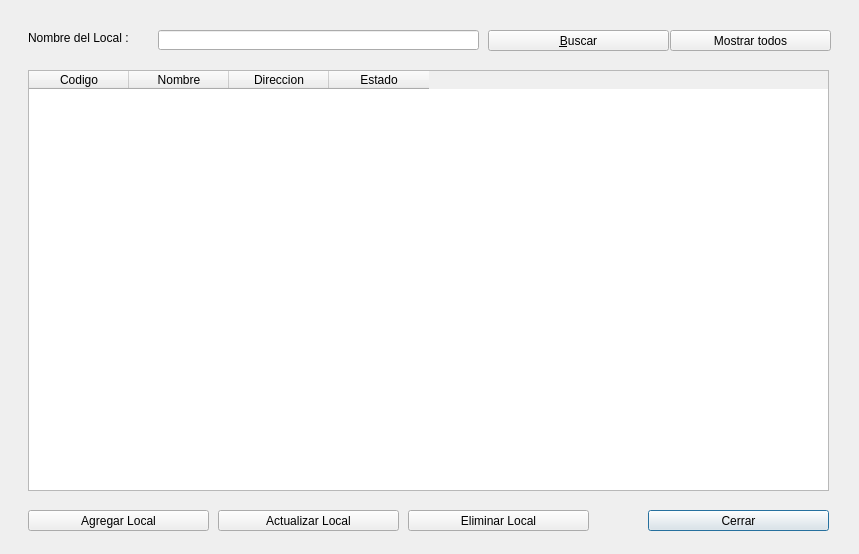
Old version of the form PA_Final/fmradministrarlocales.ui in the repository VictorSanchezS/Paradigmas-de-Programacion.
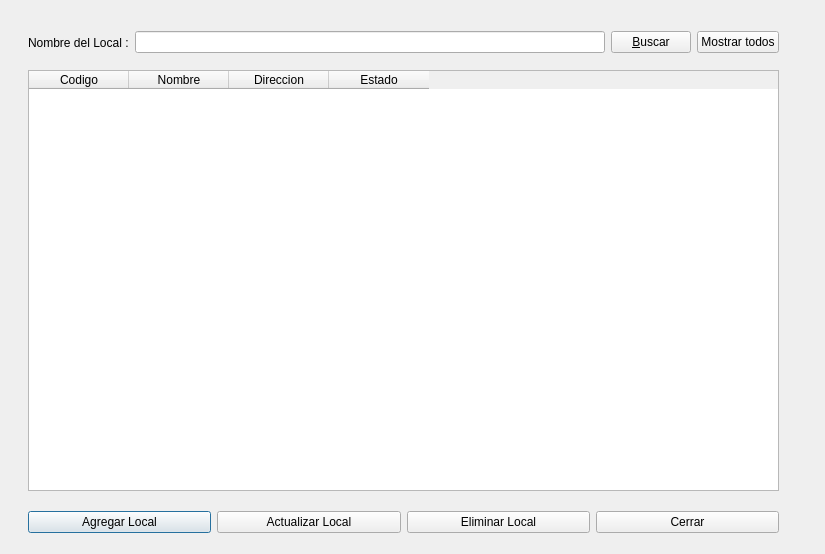
New version of the form.

Commit message: Eliminar enfermera y local

```diff
--- a/PA_Final/fmradministrarlocales.ui
+++ b/PA_Final/fmradministrarlocales.ui
@@ -6,55 +6,19 @@
    <rect>
     <x>0</x>
     <y>0</y>
-    <width>859</width>
+    <width>825</width>
     <height>554</height>
    </rect>
   </property>
   <property name="windowTitle">
    <string>Gestion de Locales</string>
   </property>
-  <widget class="QLineEdit" name="txtNombre">
-   <property name="geometry">
-    <rect>
-     <x>158</x>
-     <y>30</y>
-     <width>321</width>
-     <height>20</height>
-    </rect>
-   </property>
-  </widget>
-  <widget class="QLabel" name="label">
-   <property name="geometry">
-    <rect>
-     <x>28</x>
-     <y>30</y>
-     <width>121</width>
-     <height>16</height>
-    </rect>
-   </property>
-   <property name="text">
-    <string>Nombre del Local :</string>
-   </property>
-  </widget>
-  <widget class="QPushButton" name="cmdCerrar">
-   <property name="geometry">
-    <rect>
-     <x>648</x>
-     <y>510</y>
-     <width>181</width>
-     <height>21</height>
-    </rect>
-   </property>
-   <property name="text">
-    <string>Cerrar</string>
-   </property>
-  </widget>
   <widget class="QTableWidget" name="twLocales">
    <property name="geometry">
     <rect>
      <x>28</x>
      <y>70</y>
-     <width>801</width>
+     <width>751</width>
      <height>421</height>
     </rect>
    </property>
@@ -79,70 +43,81 @@
     </property>
    </column>
   </widget>
-  <widget class="QPushButton" name="cmdActualizar">
+  <widget class="QWidget" name="layoutWidget">
    <property name="geometry">
     <rect>
-     <x>218</x>
-     <y>510</y>
-     <width>181</width>
-     <height>21</height>
-    </rect>
-   </property>
-   <property name="text">
-    <string>Actualizar Local</string>
-   </property>
-  </widget>
-  <widget class="QPushButton" name="cmdAgregarLocal">
-   <property name="geometry">
-    <rect>
      <x>28</x>
      <y>510</y>
-     <width>181</width>
-     <height>21</height>
+     <width>751</width>
+     <height>25</height>
     </rect>
    </property>
-   <property name="text">
-    <string>Agregar Local</string>
-   </property>
+   <layout class="QHBoxLayout" name="horizontalLayout">
+    <item>
+     <widget class="QPushButton" name="cmdAgregarLocal">
+      <property name="text">
+       <string>Agregar Local</string>
+      </property>
+     </widget>
+    </item>
+    <item>
+     <widget class="QPushButton" name="cmdActualizar">
+      <property name="text">
+       <string>Actualizar Local</string>
+      </property>
+     </widget>
+    </item>
+    <item>
+     <widget class="QPushButton" name="cmdEliminar">
+      <property name="text">
+       <string>Eliminar Local</string>
+      </property>
+     </widget>
+    </item>
+    <item>
+     <widget class="QPushButton" name="cmdCerrar">
+      <property name="text">
+       <string>Cerrar</string>
+      </property>
+     </widget>
+    </item>
+   </layout>
   </widget>
-  <widget class="QPushButton" name="cmdEliminar">
+  <widget class="QWidget" name="layoutWidget">
    <property name="geometry">
     <rect>
-     <x>408</x>
-     <y>510</y>
-     <width>181</width>
-     <height>21</height>
-    </rect>
-   </property>
-   <property name="text">
-    <string>Eliminar Local</string>
-   </property>
-  </widget>
-  <widget class="QPushButton" name="cmdBuscar">
-   <property name="geometry">
-    <rect>
-     <x>488</x>
+     <x>28</x>
      <y>30</y>
-     <width>181</width>
-     <height>21</height>
+     <width>751</width>
+     <height>25</height>
     </rect>
    </property>
-   <property name="text">
-    <string>&amp;Buscar</string>
-   </property>
-  </widget>
-  <widget class="QPushButton" name="cmdTodos">
-   <property name="geometry">
-    <rect>
-     <x>670</x>
-     <y>30</y>
-     <width>161</width>
-     <height>21</height>
-    </rect>
-   </property>
-   <property name="text">
-    <string>Mostrar todos</string>
-   </property>
+   <layout class="QHBoxLayout" name="horizontalLayout_2">
+    <item>
+     <widget class="QLabel" name="label">
+      <property name="text">
+       <string>Nombre del Local :</string>
+      </property>
+     </widget>
+    </item>
+    <item>
+     <widget class="QLineEdit" name="txtNombre"/>
+    </item>
+    <item>
+     <widget class="QPushButton" name="cmdBuscar">
+      <property name="text">
+       <string>&amp;Buscar</string>
+      </property>
+     </widget>
+    </item>
+    <item>
+     <widget class="QPushButton" name="cmdTodos">
+      <property name="text">
+       <string>Mostrar todos</string>
+      </property>
+     </widget>
+    </item>
+   </layout>
   </widget>
  </widget>
  <resources/>
```
The commit also changes 10 other files.
